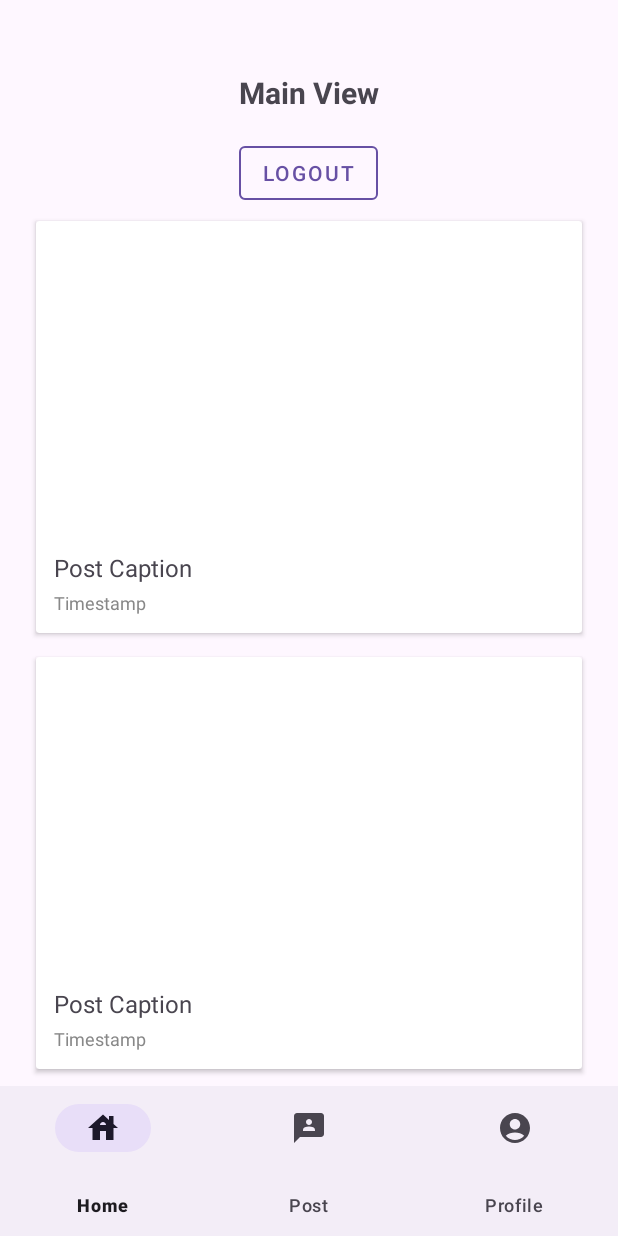
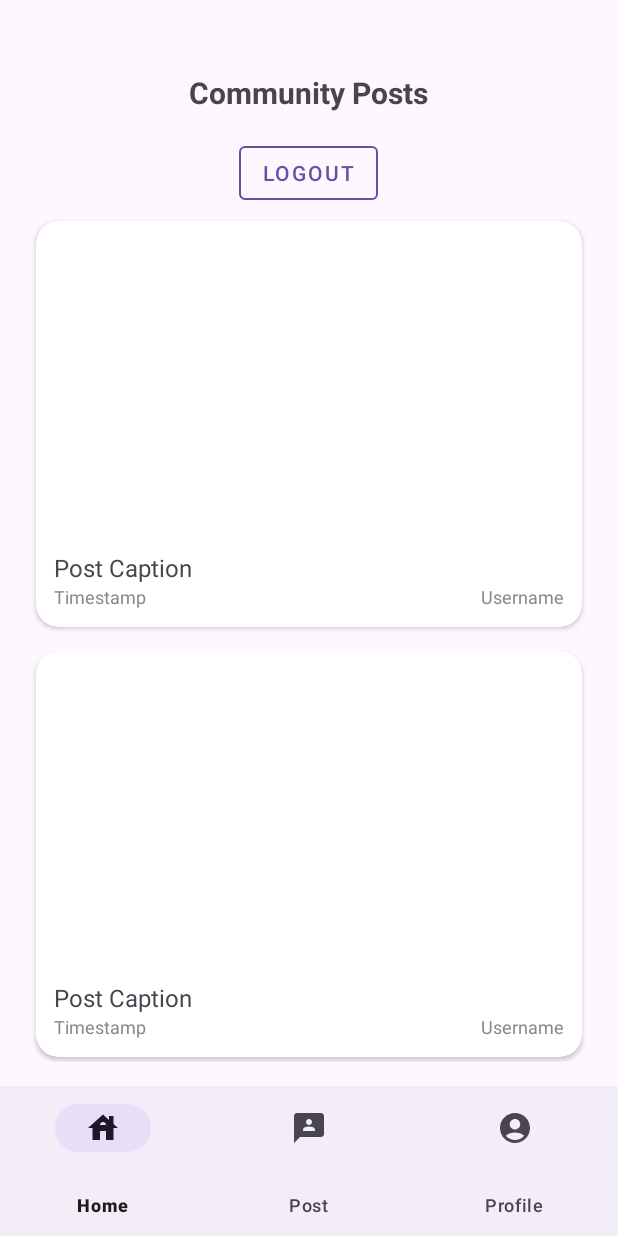
Before and after one commit to SashveerRamjathan/PROG7313-SocialMediaApp, an Android app: the layout activity_main.xml on its own in the app's theme, with its tools: preview values and no code run, on a phone screen of 412 x 824 dp. Run offline under Robolectric (Android 15) with nearby library versions, the phone set to English and light mode, and no system bars.

Commit message:
Refactored community post functionality and UI enhancements
-   Added the username to post data.
-   Request for notification permission.
-   Modified the main activity layout for post content.

```diff
--- a/app/src/main/AndroidManifest.xml
+++ b/app/src/main/AndroidManifest.xml
@@ -8,6 +8,7 @@
 
     <uses-permission android:name="android.permission.INTERNET" />
     <uses-permission android:name="android.permission.CAMERA" />
+    <uses-permission android:name="android.permission.POST_NOTIFICATIONS" />
 
     <application
         android:allowBackup="true"
--- a/app/src/main/java/com/fakebook/SocialMediaApp/DataModels/Post.kt
+++ b/app/src/main/java/com/fakebook/SocialMediaApp/DataModels/Post.kt
@@ -7,5 +7,6 @@ data class Post(
     val userId: String = "",
     val imageUrl: String = "",
     val caption: String = "",
-    val timestamp: Timestamp = Timestamp.now()
+    val timestamp: Timestamp = Timestamp.now(),
+    val username: String = ""
 )
--- a/app/src/main/java/com/fakebook/SocialMediaApp/adapters/PostAdapter.kt
+++ b/app/src/main/java/com/fakebook/SocialMediaApp/adapters/PostAdapter.kt
@@ -18,6 +18,7 @@ class PostAdapter(private var posts: List<Post>) :
         val ivPostImage: ImageView = itemView.findViewById(R.id.ivPostImage)
         val tvCaption: TextView = itemView.findViewById(R.id.tvCaption)
         val tvTimestamp: TextView = itemView.findViewById(R.id.tvTimestamp)
+        val tvUsername: TextView = itemView.findViewById(R.id.tvUsername)
     }
 
     override fun onCreateViewHolder(parent: ViewGroup, viewType: Int): PostViewHolder {
@@ -40,6 +41,8 @@ class PostAdapter(private var posts: List<Post>) :
         val date = post.timestamp.toDate()
         val sdf = SimpleDateFormat("dd MMM yyyy HH:mm", Locale.getDefault())
         holder.tvTimestamp.text = sdf.format(date)
+
+        holder.tvUsername.text = post.username
     }
 
     override fun getItemCount(): Int = posts.size
--- a/app/src/main/res/layout/activity_main.xml
+++ b/app/src/main/res/layout/activity_main.xml
@@ -9,9 +9,12 @@
 
     <LinearLayout
         android:layout_width="match_parent"
-        android:layout_height="match_parent"
+        android:layout_height="wrap_content"
         android:orientation="vertical"
-        android:padding="16dp">
+        android:padding="16dp"
+        android:id="@+id/llContent"
+        android:layout_above="@+id/bnvNavbar"
+        android:layout_alignParentTop="true">
 
         <TextView
             android:id="@+id/tvTitle"
--- a/app/src/main/res/layout/item_post.xml
+++ b/app/src/main/res/layout/item_post.xml
@@ -1,10 +1,12 @@
 <?xml version="1.0" encoding="utf-8"?>
 <androidx.cardview.widget.CardView xmlns:android="http://schemas.android.com/apk/res/android"
+    xmlns:app="http://schemas.android.com/apk/res-auto"
     android:id="@+id/cardPost"
     android:layout_width="match_parent"
     android:layout_height="wrap_content"
     android:layout_margin="8dp"
-    android:elevation="4dp">
+    android:elevation="4dp"
+    app:cardCornerRadius="15dp">
 
     <LinearLayout
         android:layout_width="match_parent"
@@ -23,17 +25,34 @@
             android:layout_width="wrap_content"
             android:layout_height="wrap_content"
             android:layout_marginTop="8dp"
-            android:text="Post Caption"
+            android:text="@string/post_caption_placeholder"
             android:textSize="16sp" />
 
-        <TextView
-            android:id="@+id/tvTimestamp"
-            android:layout_width="wrap_content"
-            android:layout_height="wrap_content"
-            android:layout_marginTop="4dp"
-            android:text="Timestamp"
-            android:textSize="12sp"
-            android:textColor="#888888" />
+        <androidx.constraintlayout.widget.ConstraintLayout
+            android:layout_width="match_parent"
+            android:layout_height="wrap_content">
+
+            <TextView
+                android:id="@+id/tvTimestamp"
+                android:layout_width="wrap_content"
+                android:layout_height="wrap_content"
+                android:text="@string/timestamp_placeholder"
+                android:textSize="12sp"
+                android:textColor="#888888"
+                app:layout_constraintStart_toStartOf="parent"
+                app:layout_constraintTop_toTopOf="parent" />
+
+            <TextView
+                android:id="@+id/tvUsername"
+                android:layout_width="wrap_content"
+                android:layout_height="wrap_content"
+                android:text="@string/username_placeholder"
+                android:textSize="12sp"
+                android:textColor="#888888"
+                app:layout_constraintEnd_toEndOf="parent"
+                app:layout_constraintTop_toTopOf="@+id/tvTimestamp" />
+        </androidx.constraintlayout.widget.ConstraintLayout>
+
 
     </LinearLayout>
 </androidx.cardview.widget.CardView>
--- a/app/src/main/res/values/strings.xml
+++ b/app/src/main/res/values/strings.xml
@@ -25,7 +25,7 @@
 
     <!-- Main - Home -->
     <string name="logout">Logout</string>
-    <string name="main_view_title">Main View</string>
+    <string name="main_view_title">Community Posts</string>
 
     <!-- Navigation Menu -->
     <string name="menu_item_home">Home</string>
@@ -38,4 +38,7 @@
     <string name="choose_image">Choose Image</string>
     <string name="caption_hint">Caption</string>
     <string name="create_post">Create Post</string>
+    <string name="post_caption_placeholder">Post Caption</string>
+    <string name="timestamp_placeholder">Timestamp</string>
+    <string name="username_placeholder">Username</string>
 </resources>
```
Also changed, not shown: app/src/main/java/com/fakebook/SocialMediaApp/CreatePostActivity.kt (+16 -2 lines), app/src/main/java/com/fakebook/SocialMediaApp/MainActivity.kt (+21 -0 lines).
